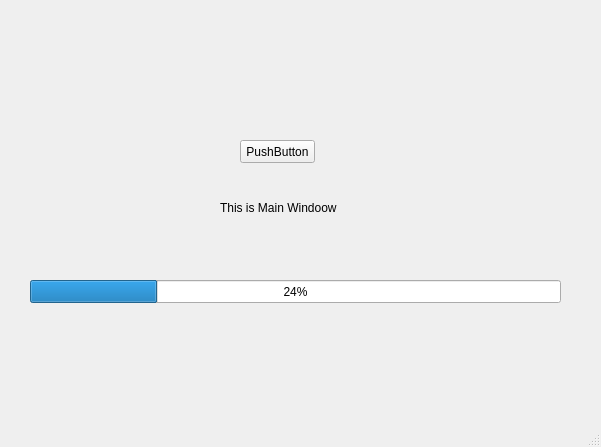
Old version of the form HandySearch/handysearch.ui in the repository bb33bb/HandySearch.
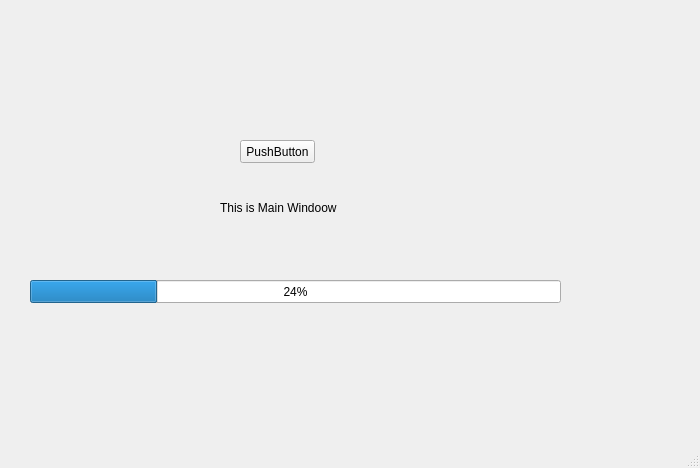
New version of the form.

The edit to the form file:
```diff
--- a/HandySearch/handysearch.ui
+++ b/HandySearch/handysearch.ui
@@ -6,8 +6,8 @@
    <rect>
     <x>0</x>
     <y>0</y>
-    <width>601</width>
-    <height>447</height>
+    <width>700</width>
+    <height>468</height>
    </rect>
   </property>
   <property name="windowTitle">
@@ -54,7 +54,26 @@
     </property>
    </widget>
   </widget>
-  <widget class="QStatusBar" name="statusBar"/>
+  <widget class="QStatusBar" name="statusBar">
+   <property name="enabled">
+    <bool>true</bool>
+   </property>
+   <property name="sizePolicy">
+    <sizepolicy hsizetype="Preferred" vsizetype="Preferred">
+     <horstretch>6</horstretch>
+     <verstretch>0</verstretch>
+    </sizepolicy>
+   </property>
+   <property name="font">
+    <font>
+     <family>微软雅黑</family>
+     <pointsize>12</pointsize>
+    </font>
+   </property>
+   <property name="styleSheet">
+    <string notr="true"/>
+   </property>
+  </widget>
  </widget>
  <layoutdefault spacing="6" margin="11"/>
  <resources>
```
